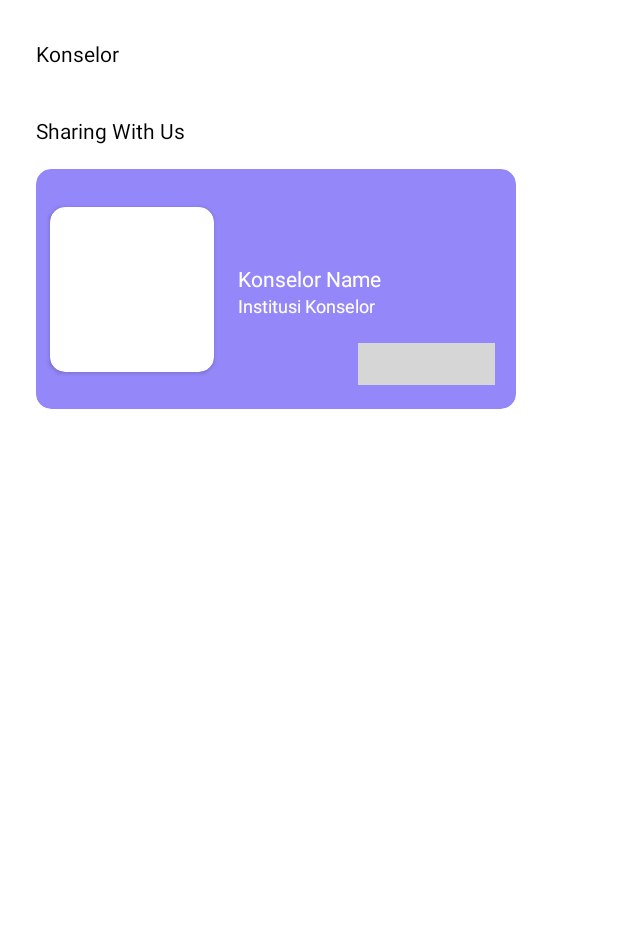
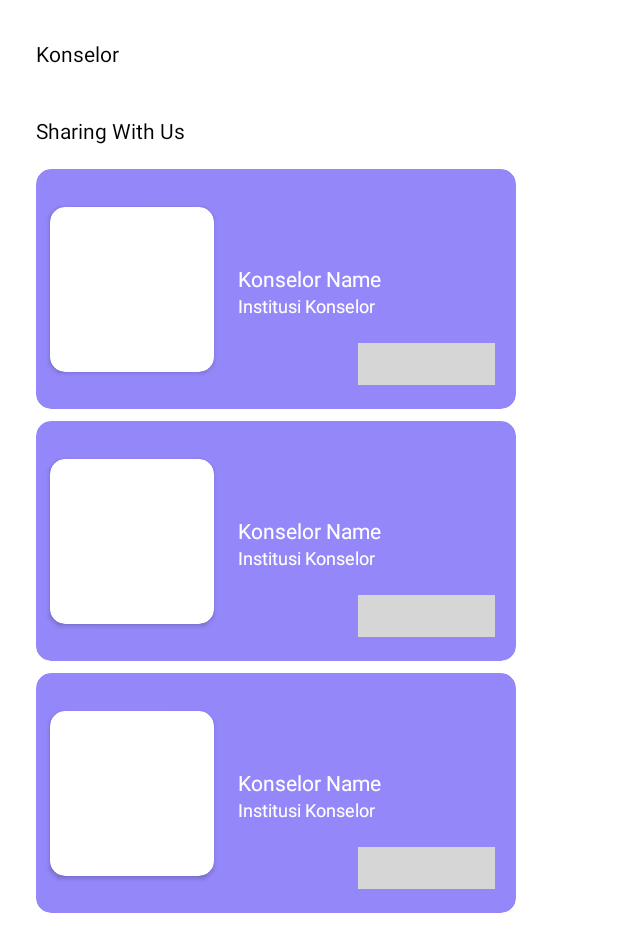
Before and after one commit to AdhimBagas/Konseling--Apps-Report, an Android app: the layout fragment_home.xml on its own in the app's theme, with its tools: preview values and no code run, on a phone screen of 412 x 824 dp. Shown: the top 952 px of the screen. Run offline under Robolectric (Android 15) with nearby library versions, the phone set to English and light mode, and no system bars; network calls fail; Roboto replaces fonts that are not available here; grey boxes are pictures that could not be loaded.

Commit message:
add konselorHomeVerticalAdapters and inflate to fragment home.

```diff
--- a/app/src/main/res/layout/fragment_home.xml
+++ b/app/src/main/res/layout/fragment_home.xml
@@ -1,12 +1,20 @@
 <?xml version="1.0" encoding="utf-8"?>
 
-<androidx.constraintlayout.widget.ConstraintLayout
-    android:layout_width="match_parent"
+
+<androidx.core.widget.NestedScrollView android:layout_width="match_parent"
     android:layout_height="match_parent"
     xmlns:android="http://schemas.android.com/apk/res/android"
     xmlns:app="http://schemas.android.com/apk/res-auto"
     xmlns:tools="http://schemas.android.com/tools"
     tools:context=".ui.HomeFragment"
+    >
+
+
+
+<androidx.constraintlayout.widget.ConstraintLayout
+    android:layout_width="match_parent"
+    android:layout_height="match_parent"
+
     >
         <TextView
             android:id="@+id/textView"
@@ -54,5 +62,6 @@
             app:layout_constraintTop_toBottomOf="@+id/tv_sharingWithUs"
             tools:listitem="@layout/item_list_vertical_konselor_home" />
 
+</androidx.constraintlayout.widget.ConstraintLayout>
 
-</androidx.constraintlayout.widget.ConstraintLayout>
+</androidx.core.widget.NestedScrollView>
--- a/app/src/main/res/layout/item_list_vertical_konselor_home.xml
+++ b/app/src/main/res/layout/item_list_vertical_konselor_home.xml
@@ -3,8 +3,8 @@
     xmlns:android="http://schemas.android.com/apk/res/android"
     xmlns:app="http://schemas.android.com/apk/res-auto"
     xmlns:tools="http://schemas.android.com/tools"
-    android:layout_width="match_parent"
-    android:layout_height="match_parent">
+    android:layout_width="wrap_content"
+    android:layout_height="wrap_content">
 
 
     <androidx.cardview.widget.CardView
@@ -47,7 +47,7 @@
                 </androidx.cardview.widget.CardView>
 
                 <TextView
-                    android:id="@+id/textView3"
+                    android:id="@+id/tvName"
                     style="@style/tvKonselor_homeFragment_main"
 
                     android:layout_marginStart="16dp"
@@ -58,12 +58,12 @@
                     app:layout_constraintVertical_bias="0.42000002" />
 
                 <TextView
-                    android:id="@+id/textView2"
+                    android:id="@+id/tvIns"
                     style="@style/tvKonselor_homeFragment_sekunder"
                     android:layout_marginStart="16dp"
                     android:text="@string/tvInstitutionKonselor"
                     app:layout_constraintStart_toEndOf="@+id/cardView3"
-                    app:layout_constraintTop_toBottomOf="@+id/textView3" />
+                    app:layout_constraintTop_toBottomOf="@+id/tvName" />
 
                 <ImageButton
                     android:id="@+id/imageButton"
@@ -72,7 +72,7 @@
                     android:layout_marginEnd="14dp"
                     app:layout_constraintBottom_toBottomOf="parent"
                     app:layout_constraintEnd_toEndOf="parent"
-                    app:layout_constraintTop_toBottomOf="@+id/textView2"
+                    app:layout_constraintTop_toBottomOf="@+id/tvIns"
                     tools:srcCompat="@tools:sample/backgrounds/scenic" />
 
 
```
Also changed, not shown: app/src/main/java/com/adhimbagas/finalprojectskripsi/adapter/KonselorHomeVerticalAdapters.kt (added, +49 -0 lines), app/src/main/java/com/adhimbagas/finalprojectskripsi/ui/HomeFragment.kt (+20 -3 lines).
